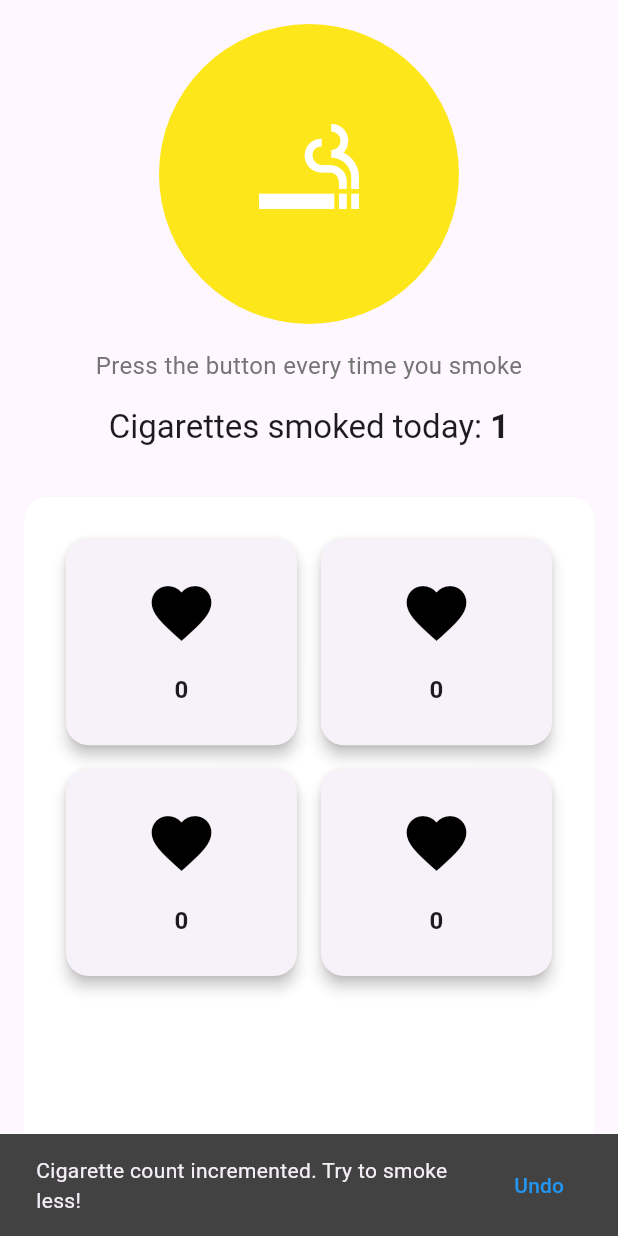
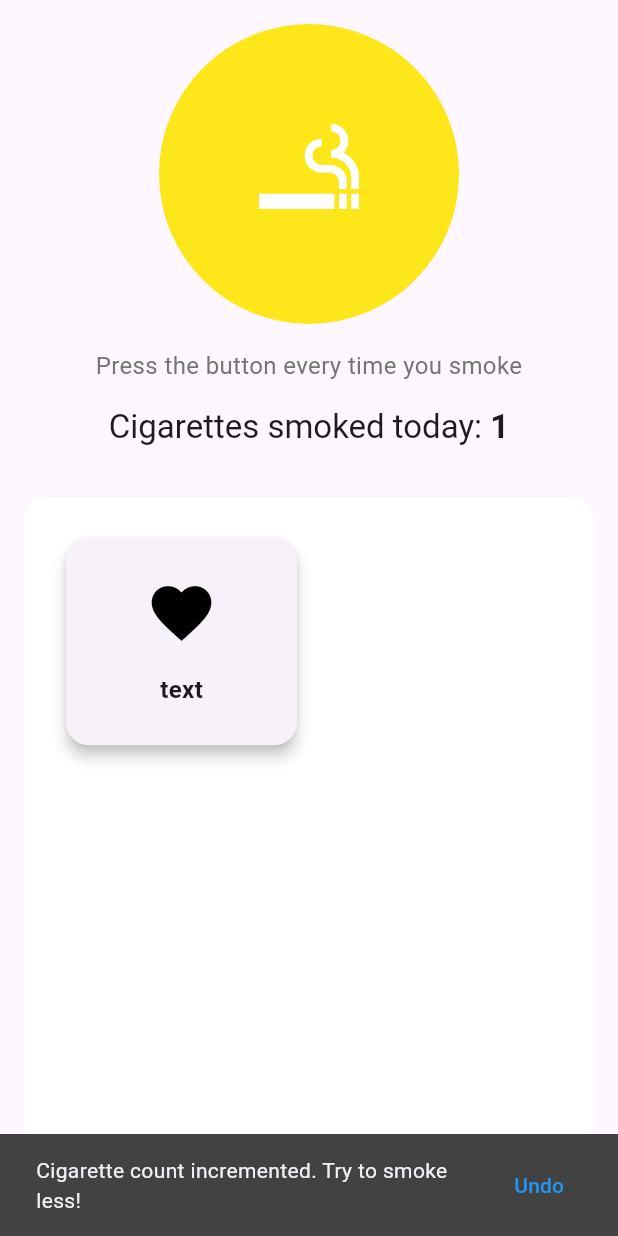
Before and after one commit to edoardop13/myquitbuddy, a Flutter app: the CigaretteTracker screen opened directly, after a tap on the "smoking rooms" icon, on a phone screen of 412 x 824 dp. Run offline on Flutter 3.47's test engine with Material 3 defaults, Android fonts, the phone set to English and light mode, and no system bars; our stand-ins replace babstrap_settings_screen, dio, fl_chart, flutter_heatmap_calendar, flutter_secure_storage, jwt_decoder and 2 more; missing offline and left inert: confirm_dialog, dio_cache_interceptor, idb_shim; accounts and stored records are empty.

Commit message:
try to make parsing and cards

```diff
--- a/lib/models/heartrate.dart
+++ b/lib/models/heartrate.dart
@@ -1,19 +1,33 @@
 import 'package:intl/intl.dart';
 
-class Heartrate {
-  final DateTime time;
-  final int value;
+class DailyHeartRate {
+  final String date;
+  final List<HeartRateRecord> data;
 
-  const Heartrate({required this.time, required this.value});
+  DailyHeartRate({required this.date, required this.data});
 
-  factory Heartrate.fromJson(String date, Map<String, dynamic> json) {
-    return Heartrate(
-        time: DateFormat('yyyy-MM-dd HH:mm:ss').parse('$date ${json["time"]}'),
-        value: json["value"]);
-  }
-
-  @override
-  String toString() {
-    return 'Heartrate(time: $time, value: $value)';
+  factory DailyHeartRate.fromJson(Map<String, dynamic> json) {
+    return DailyHeartRate(
+      date: json['date'] as String,
+      data: (json['data'] as List<dynamic>)
+          .map((e) => HeartRateRecord.fromJson(e as Map<String, dynamic>))
+          .toList(),
+    );
   }
 }
+
+class HeartRateRecord {
+  final String? time;
+  final int? value;
+  final int? confidence;
+
+  HeartRateRecord({this.time, this.value, this.confidence});
+
+  factory HeartRateRecord.fromJson(Map<String, dynamic> json) {
+    return HeartRateRecord(
+      time: json['time'] as String?,
+      value: json['value'] as int?,
+      confidence: json['confidence'] as int?,
+    );
+  }
+}
--- a/lib/repositories/remote/patientRemoteRepository.dart
+++ b/lib/repositories/remote/patientRemoteRepository.dart
@@ -71,13 +71,13 @@ class PatientRemoteRepository {
     });
   }
 
-  static Future<List<Heartrate>?> getHeartrate(DateTime date) async {
+  static Future<List<Map<String, dynamic>>?> getHeartRateAverages(DateTime startDate, DateTime endDate) async {
     var newFormat = DateFormat('y-MM-dd');
-    final dateFormatted = newFormat.format(date);
+    final startDateFormatted = newFormat.format(startDate);
+    final endDateFormatted = newFormat.format(endDate);
     final patientUsername = await TokenManager.getUsername();
 
-    final url =
-        'data/v1/heart_rate/patients/$patientUsername/daterange/start_date/$dateFormatted/end_date/$dateFormatted';
+    final url = 'data/v1/heart_rate/patients/$patientUsername/daterange/start_date/$startDateFormatted/end_date/$endDateFormatted';
 
     try {
       final response = await _client.get(url);
@@ -87,15 +87,64 @@ class PatientRemoteRepository {
         return null;
       }
 
-      final data = response.data['data']['data'];
-      return data
-          .cast<Map<String, dynamic>>()
-          .map<Heartrate>((json) => Heartrate.fromJson(dateFormatted, json))
-          .toList();
+      // Print the raw response data for debugging
+      print("Raw response data: ${response.data}");
+
+      // Check if response.data is a Map
+      if (response.data is! Map<String, dynamic>) {
+        print("Error: Expected a Map, but got ${response.data.runtimeType}");
+        return null;
+      }
+
+      // Parse the data
+      Map<String, dynamic> responseMap = response.data;
+      if (responseMap.containsKey('data') && responseMap['data'] is List) {
+        List<dynamic> dataList = responseMap['data'];
+
+        // Group the data by date
+        Map<String, List<HeartRateRecord>> groupedByDate = {};
+        for (var item in dataList) {
+          if (item is Map<String, dynamic>) {
+            String? date = item['date'] as String?;
+            if (date != null) {
+              if (!groupedByDate.containsKey(date)) {
+                groupedByDate[date] = [];
+              }
+              groupedByDate[date]!.add(HeartRateRecord.fromJson(item));
+            }
+          }
+        }
+
+        // Calculate average for each date
+        List<Map<String, dynamic>> averages = [];
+        groupedByDate.forEach((date, records) {
+          if (records.isNotEmpty) {
+            List<int> validValues = records
+                .map((r) => r.value)
+                .whereType<int>()
+                .toList();
+            if (validValues.isNotEmpty) {
+              double average = validValues.reduce((a, b) => a + b) / validValues.length;
+              averages.add({
+                'date': date,
+                'average_heart_rate': average,
+                'record_count': validValues.length
+              });
+            }
+          }
+        });
+
+        return averages;
+      } else {
+        print("Error: 'data' key not found or not a List");
+        return null;
+      }
     } catch (error) {
       print("Error fetching heart rate data: $error");
       if (error is DioException) {
-        print("DioError erro: ${error}");
+        print("DioError details: ${error.message}");
+        print("DioError type: ${error.type}");
+        print("DioError stackTrace: ${error.stackTrace}");
       }
       return null;
     }
--- a/lib/screens/home/cardsGrid.dart
+++ b/lib/screens/home/cardsGrid.dart
@@ -14,7 +14,7 @@ class CardsGrid extends StatelessWidget {
           crossAxisSpacing: 8.0,
           childAspectRatio: 2 / 1.8, // Aspect ratio of the cards
         ),
-        itemCount: 4, // 2 columns * 4 rows
+        itemCount: 1, // 2 columns * 4 rows
         itemBuilder: (BuildContext context, int index) {
           return CustomCard(
             // icon: Icons.favorite,
@@ -36,7 +36,7 @@ class CustomCard extends StatefulWidget {
 class _CustomCardState extends State<CustomCard> {
 
   final PatientRemoteRepository _apiService = PatientRemoteRepository();
-  List<Heartrate> _measures = [];
+  double _avgHeartRate = 0.0;
   bool _isLoading = true;
 
   @override
@@ -48,10 +48,14 @@ class _CustomCardState extends State<CustomCard> {
   Future<void> _fetchHeartRate() async {
     try {
       print("fetching heartrate");
-      final measures = await PatientRemoteRepository.getHeartrate(DateTime(2024));
+      // Get the current date
+      final endDate = DateTime.now().subtract(const Duration(days: 1));
+      // Get the date 7 days ago
+      final startDate = endDate.subtract(const Duration(days: 1));
+      final measures = await PatientRemoteRepository.getHeartRateAverages(startDate, endDate);
       print(measures);
       setState(() {
-        _measures = measures ?? [];
+        _avgHeartRate = 0;
         _isLoading = false;
       });
     } catch (e) {
@@ -59,7 +63,7 @@ class _CustomCardState extends State<CustomCard> {
         _isLoading = false;
       });
       ScaffoldMessenger.of(context).showSnackBar(
-        SnackBar(content: Text('Failed to load posts')),
+        const SnackBar(content: Text('Failed to load posts')),
       );
     }
   }
@@ -93,7 +97,7 @@ class _CustomCardState extends State<CustomCard> {
             ),
             const SizedBox(height: 16.0),
             Text(
-              _measures.fold(0, (sum, item) => sum + item.value).toString(),
+              "text",
               style: const TextStyle(
                 fontSize: 16.0,
                 fontWeight: FontWeight.bold,
```
